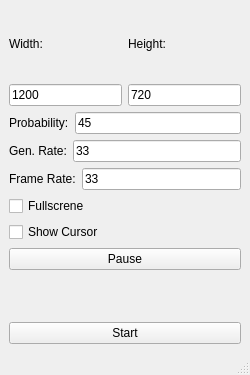
Qt form mainwindow.ui (mobergmann/white-noise-generator) before a commit.
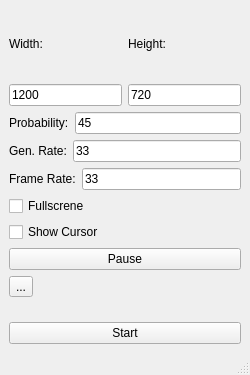
The same form after that commit.

Patch:
```diff
--- a/mainwindow.ui
+++ b/mainwindow.ui
@@ -44,6 +44,13 @@
           </property>
          </widget>
         </item>
+        <item>
+         <widget class="QToolButton" name="toolButton">
+          <property name="text">
+           <string>...</string>
+          </property>
+         </widget>
+        </item>
         <item alignment="Qt::AlignBottom">
          <widget class="QPushButton" name="start_button">
           <property name="text">
```
Left out of the diff: 2 changed lines with no effect on the pictures.
